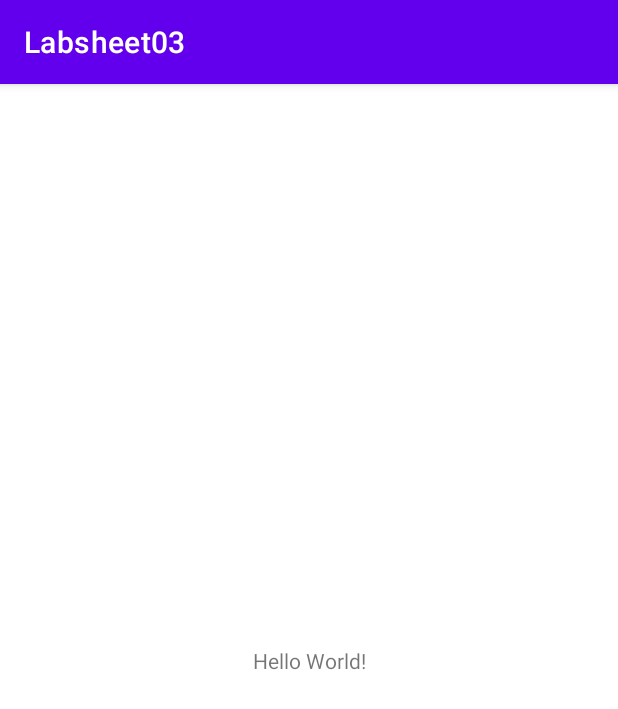
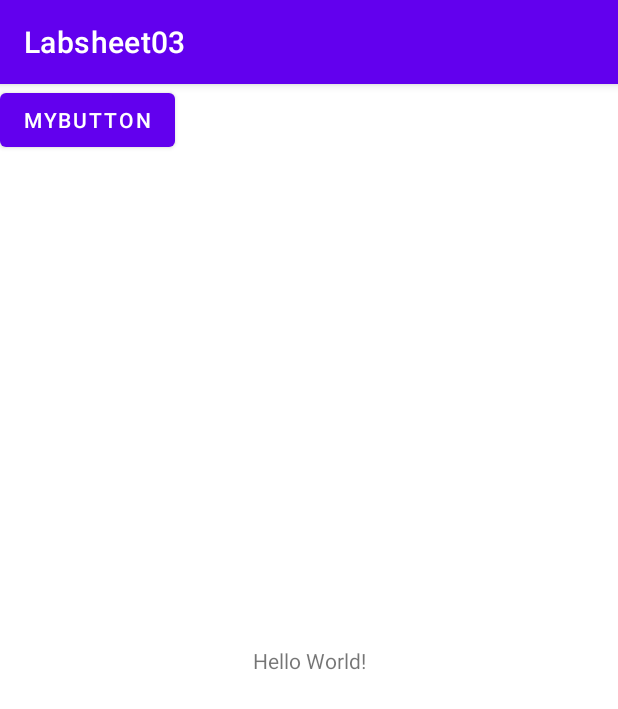
Before and after one commit to JanudiDisara/MAD_Lab3, an Android app: the screen it shows after launch (MainActivity), on a phone screen of 412 x 824 dp. Shown: the top 709 px of the screen. Run offline under Robolectric (Android 15) with nearby library versions, the phone set to English and light mode, and no system bars.

Commit message:
My second commit

```diff
--- a/app/src/main/res/layout/activity_main.xml
+++ b/app/src/main/res/layout/activity_main.xml
@@ -15,4 +15,12 @@
         app:layout_constraintRight_toRightOf="parent"
         app:layout_constraintTop_toTopOf="parent" />
 
+    <Button
+        android:id="@+id/button"
+        android:layout_width="wrap_content"
+        android:layout_height="wrap_content"
+        android:text="MyButton"
+        tools:layout_editor_absoluteX="62dp"
+        tools:layout_editor_absoluteY="104dp" />
+
 </androidx.constraintlayout.widget.ConstraintLayout>
```
